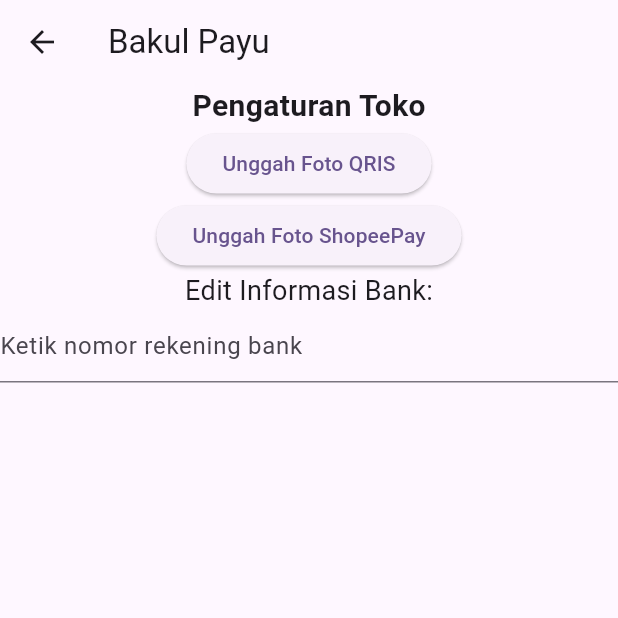
After one commit to hanifnibras/bakul_payu, a Flutter app: the SellerPage screen opened directly, after a tap on "Unggah Foto ShopeePay", on a phone screen of 412 x 824 dp, the top half of it. The commit adds this screen. Run offline on Flutter 3.47's test engine with Material 3 defaults, Android fonts, the light colour scheme and no system bars; our stand-ins replace cloud_firestore, firebase_auth, firebase_core, firebase_storage, image_picker; accounts and stored records are empty.

Commit message:
seller page upload rekening info

```diff
--- a/lib/checkout.dart
+++ b/lib/checkout.dart
@@ -93,7 +93,7 @@ class _CheckoutPageState extends State<CheckoutPage> {
                   alignment: Alignment.centerLeft,
                   child: Image(
                     fit: BoxFit.contain,
-                    image: AssetImage('assets/bca-logo.png'),
+                    image: AssetImage('assets/bank-logo.png'),
                     height: 30,
                   ),
                 ),
--- a/lib/edit_profile.dart
+++ b/lib/edit_profile.dart
@@ -24,7 +24,6 @@ class _EditProfilePageState extends State<EditProfilePage> {
   @override
   void initState() {
     super.initState();
-    // Fetch existing user data from Firestore
     _fetchUserData();
   }
 
--- a/lib/homepage.dart
+++ b/lib/homepage.dart
@@ -1,3 +1,4 @@
+import 'package:bakul_payu/seller_page.dart';
 import 'package:cloud_firestore/cloud_firestore.dart';
 import 'package:firebase_auth/firebase_auth.dart';
 import 'package:flutter/material.dart';
@@ -60,7 +61,7 @@ class _HomePageState extends State<HomePage> {
                     } else if (value == 'switchToSeller') {
                       Navigator.of(context).push(
                         MaterialPageRoute(
-                          builder: (context) => const SellerSidePage(),
+                          builder: (context) => const SellerPage(),
                         ),
                       );
                     } else if (value == 'logout') {
--- /dev/null
+++ b/lib/seller_page.dart
@@ -0,0 +1,143 @@
+import 'package:cloud_firestore/cloud_firestore.dart';
+import 'package:firebase_auth/firebase_auth.dart';
+import 'package:flutter/material.dart';
+import 'package:image_picker/image_picker.dart';
+import 'dart:io';
+import 'package:firebase_storage/firebase_storage.dart';
+
+class SellerPage extends StatefulWidget {
+  const SellerPage({super.key});
+
+  @override
+  State<SellerPage> createState() => _SellerPageState();
+}
+
+final uid = FirebaseAuth.instance.currentUser?.uid;
+
+class _SellerPageState extends State<SellerPage> {
+  TextEditingController rekeningController = TextEditingController();
+  late String _existingRekening;
+
+  @override
+  void initState() {
+    super.initState();
+    _fetchSellerData();
+  }
+
+  Future<void> _fetchSellerData() async {
+    if (uid != null) {
+      final DocumentSnapshot<Map<String, dynamic>> snapshot =
+          await FirebaseFirestore.instance.collection('users').doc(uid).get();
+      final userData = snapshot.data();
+      if (userData != null) {
+        setState(() {
+          _existingRekening = userData['rekening'] ?? '';
+          rekeningController = TextEditingController(text: _existingRekening);
+        });
+      }
+    }
+  }
+
+  Future<String> uploadImageToStorage(File imageFile, String imageName) async {
+    try {
+      String filePath = 'images/seller/$imageName';
+
+      Reference storageReference = FirebaseStorage.instance.ref(filePath);
+
+      UploadTask uploadTask = storageReference.putFile(imageFile);
+      await uploadTask.whenComplete(() => null);
+
+      String downloadURL = await storageReference.getDownloadURL();
+      return downloadURL;
+    } catch (e) {
+      print("Error uploading image: $e");
+      return '';
+    }
+  }
+
+  Future<void> updateQrisURL(String imageURL) async {
+    try {
+      await FirebaseFirestore.instance
+          .collection('users')
+          .doc(uid)
+          .update({'qrisLink': imageURL});
+      print('Firestore updated with image URL');
+    } catch (e) {
+      print('Error updating Firestore: $e');
+    }
+  }
+
+  Future<void> updateShopeeURL(String imageURL) async {
+    try {
+      await FirebaseFirestore.instance
+          .collection('users')
+          .doc(uid)
+          .update({'shopeeLink': imageURL});
+      print('Firestore updated with image URL');
+    } catch (e) {
+      print('Error updating Firestore: $e');
+    }
+  }
+
+  Future<void> _pickImage(ImageSource source, String type) async {
+    final pickedImage = await ImagePicker().pickImage(source: source);
+
+    if (pickedImage != null) {
+      String fileExtension = pickedImage.path.split('.').last;
+      String imageName =
+          "${DateTime.now().millisecondsSinceEpoch}.$fileExtension";
+
+      String downloadURL = await uploadImageToStorage(
+        File(pickedImage.path),
+        imageName,
+      );
+
+      if (downloadURL.isNotEmpty) {
+        type == "qris"
+            ? await updateQrisURL(downloadURL)
+            : await updateShopeeURL(downloadURL);
+      }
+    }
+  }
+
+  @override
+  Widget build(BuildContext context) {
+    return Scaffold(
+      appBar: AppBar(
+        title: const Text('Bakul Payu'),
+      ),
+      body: SingleChildScrollView(
+        child: Column(children: [
+          const Text(
+            "Pengaturan Toko",
+            style: TextStyle(fontSize: 20, fontWeight: FontWeight.bold),
+          ),
+          ElevatedButton(
+            onPressed: () {
+              String type = "qris";
+              _pickImage(ImageSource.gallery, type);
+            },
+            child: const Text('Unggah Foto QRIS'),
+          ),
+          ElevatedButton(
+            onPressed: () {
+              String type = "shopee";
+              _pickImage(ImageSource.gallery, type);
+            },
+            child: const Text('Unggah Foto ShopeePay'),
+          ),
+          const Text(
+            'Edit Informasi Bank:',
+            style: TextStyle(fontSize: 18),
+          ),
+          TextField(
+            controller: rekeningController,
+            decoration: const InputDecoration(
+              hintText: 'Ketik nomor rekening bank',
+            ),
+          ),
+        ]),
+      ),
+    );
+  }
+}
--- a/pubspec.yaml
+++ b/pubspec.yaml
@@ -39,6 +39,7 @@ dependencies:
   flutterflow_ui: ^0.2.0
   go_router: ^12.0.1
   cloud_firestore: ^4.13.1
+  firebase_storage: ^11.6.0
 
 dev_dependencies:
   flutter_test:
```
Also changed, not shown: lib/seller_side.dart (+14 -17 lines), assets/bank-logo.png (added), pubspec.lock, 3 other files.
